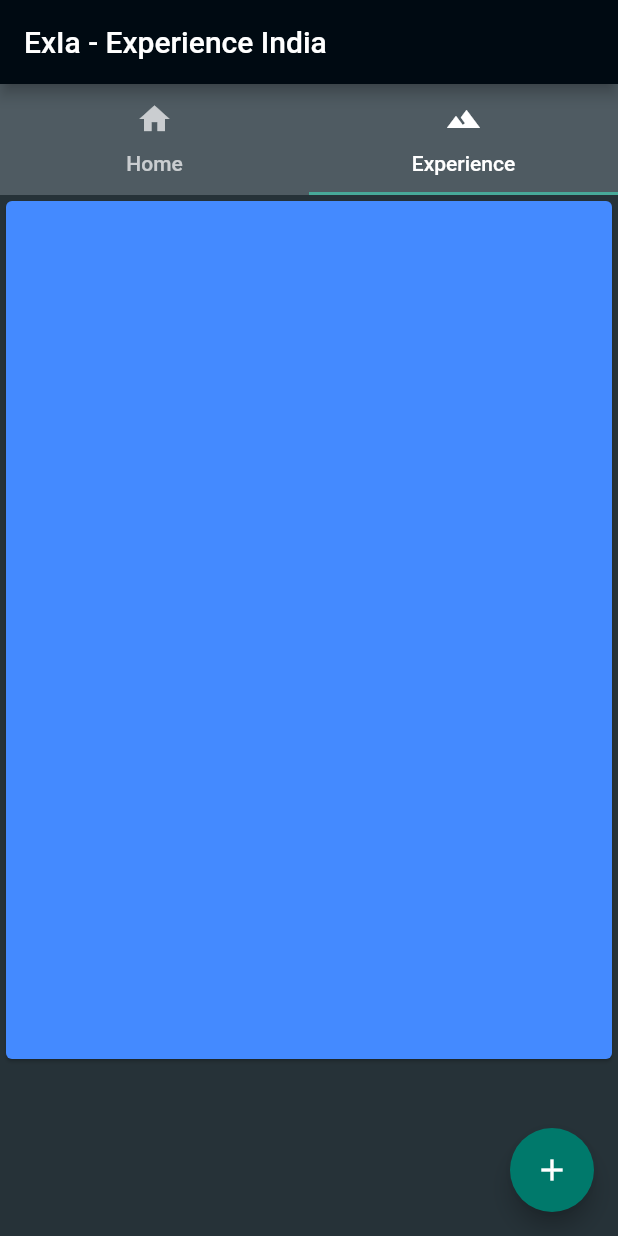
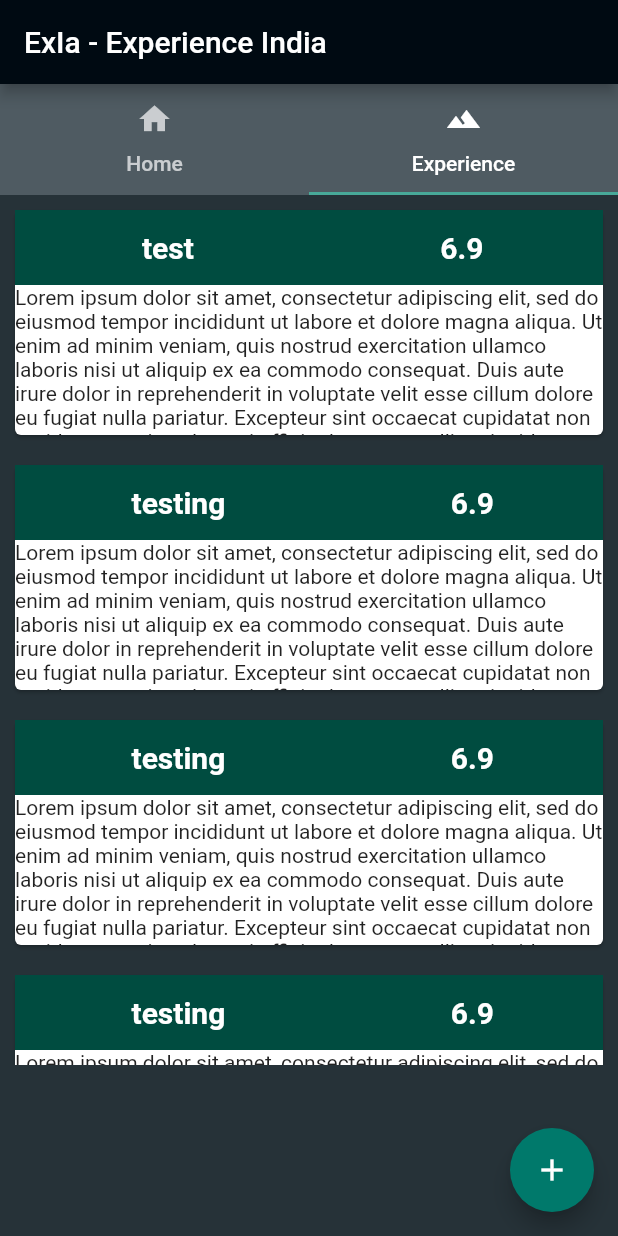
Before and after one commit to jatinkarthik-tripathy/ExIa, a Flutter app: the screen it shows after launch, tab 2 chosen, on a phone screen of 412 x 824 dp. Run offline on Flutter 3.47's test engine with Material 2 defaults, Android fonts, the phone set to English and light mode, and no system bars.

Commit message:
basic layout done, need to add image picker

```diff
--- a/lib/main.dart
+++ b/lib/main.dart
@@ -31,7 +31,7 @@ class _MyHomePageState extends State<MyHomePage>
     with SingleTickerProviderStateMixin {
   TabController _controller;
   final List<Places> _places = [
-    Places(img: "1", name: "testing  ", rating: 6.9),
+    Places(img: "1", name: "test  ", rating: 6.9),
     Places(img: "2", name: "testing  ", rating: 6.9),
     Places(img: "3", name: "testing  ", rating: 6.9),
     Places(img: "4", name: "testing  ", rating: 6.9)
@@ -54,7 +54,7 @@ class _MyHomePageState extends State<MyHomePage>
       rating: txRating,
     );
     setState(() {
-      _places.add(newPlace);
+      _places.add(Places(img: "7", name: "last  ", rating: 6.9));
     });
   }
 
@@ -80,7 +80,7 @@ class _MyHomePageState extends State<MyHomePage>
         backgroundColor: Color(0xff263238),
         body: ListView(
           children: <Widget>[
-            new Container(
+            Container(
               decoration: new BoxDecoration(color: Color(0xff4f5b62)),
               child: new TabBar(
                 indicatorColor: Color(0xff48a999),
@@ -126,7 +126,8 @@ class _MyHomePageState extends State<MyHomePage>
                                       child: Row(
                                         crossAxisAlignment:
                                             CrossAxisAlignment.start,
-                                        mainAxisAlignment: MainAxisAlignment.spaceAround,
+                                        mainAxisAlignment:
+                                            MainAxisAlignment.spaceAround,
                                         children: <Widget>[
                                           Text(
                                             _places[idx].name,
@@ -137,7 +138,7 @@ class _MyHomePageState extends State<MyHomePage>
                                             ),
                                             textAlign: TextAlign.center,
                                           ),
-                                           Text(
+                                          Text(
                                             _places[idx].rating.toString(),
                                             style: TextStyle(
                                               color: Colors.white,
@@ -149,7 +150,6 @@ class _MyHomePageState extends State<MyHomePage>
                                         ],
                                       ),
                                     ),
-
                                   ],
                                 ),
                               )
@@ -159,8 +159,65 @@ class _MyHomePageState extends State<MyHomePage>
                       },
                       itemCount: _places.length,
                     ),
-                    Card(
-                      color: Colors.blueAccent,
+                    Container(
+                      color: Color(0xff263238),
+                      child: ListView.builder(
+                        itemBuilder: (ctx, idx) {
+                          return Card(
+                            margin: EdgeInsets.all(10),
+                            color: Colors.white,
+                            child: Column(
+                              children: <Widget>[
+                                Container(
+                                  height: 50,
+                                  color: Color(0xff004c40),
+                                  child: Row(
+                                    children: <Widget>[
+                                      Expanded(
+                                        child: Row(
+                                          crossAxisAlignment:
+                                              CrossAxisAlignment.start,
+                                          mainAxisAlignment:
+                                              MainAxisAlignment.spaceAround,
+                                          children: <Widget>[
+                                            Text(
+                                              _places[idx].name,
+                                              style: TextStyle(
+                                                color: Colors.white,
+                                                fontSize: 20,
+                                                fontWeight: FontWeight.bold,
+                                              ),
+                                              textAlign: TextAlign.center,
+                                            ),
+                                            Text(
+                                              _places[idx].rating.toString(),
+                                              style: TextStyle(
+                                                color: Colors.white,
+                                                fontSize: 20,
+                                                fontWeight: FontWeight.bold,
+                                              ),
+                                              textAlign: TextAlign.center,
+                                            ),
+                                          ],
+                                        ),
+                                      ),
+                                    ],
+                                  ),
+                                ),
+                                Container(
+                                    height: 100,
+                                    child: SingleChildScrollView(
+                                      child: Text(
+                                        "Lorem ipsum dolor sit amet, consectetur adipiscing elit, sed do eiusmod tempor incididunt ut labore et dolore magna aliqua. Ut enim ad minim veniam, quis nostrud exercitation ullamco laboris nisi ut aliquip ex ea commodo consequat. Duis aute irure dolor in reprehenderit in voluptate velit esse cillum dolore eu fugiat nulla pariatur. Excepteur sint occaecat cupidatat non proident, sunt in culpa qui officia deserunt mollit anim id est laborum.",
+                                        style: TextStyle(),
+                                      ),
+                                    ))
+                              ],
+                            ),
+                          );
+                        },
+                        itemCount: _places.length,
+                      ),
                     )
                   ],
                 )),
--- a/pubspec.yaml
+++ b/pubspec.yaml
@@ -17,7 +17,7 @@ environment:
   sdk: ">=2.1.0 <3.0.0"
 
 dependencies:
-  image_picker: ^0.6.2+3
+  file_picker: ^1.4.3+1
   flutter:
     sdk: flutter
 
```
Also changed, not shown: lib/new_place.dart (+39 -1 lines), pubspec.lock, 3 other files.
